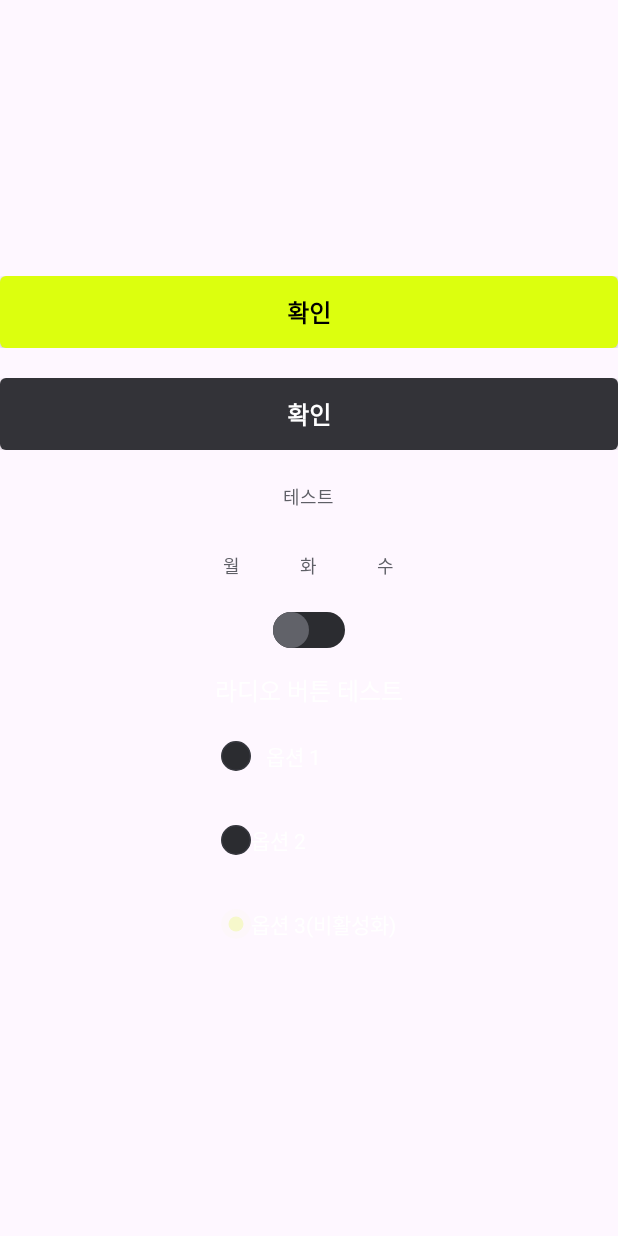
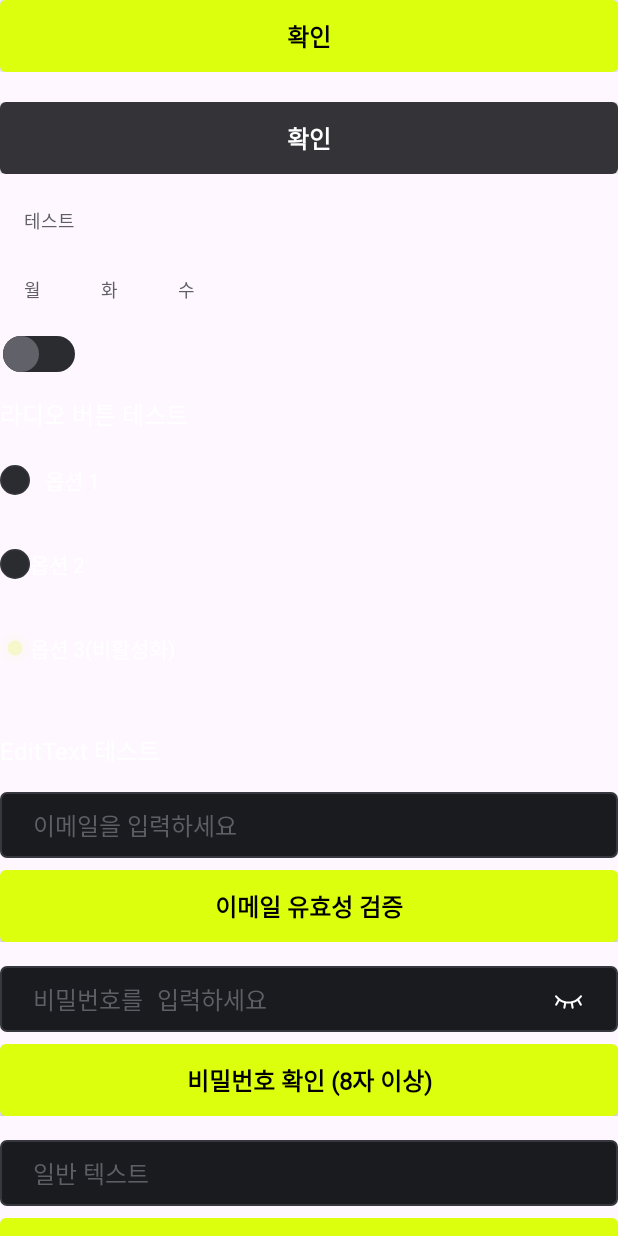
Before and after one commit to Central-MakeUs/Whiplash-Android, an Android app: the screen it shows after launch (MainActivity), on a phone screen of 412 x 824 dp. Run offline under Robolectric (Android 15) with nearby library versions, the light colour scheme and no system bars; our stand-ins replace Dagger/Hilt's generated code, Timber.

Commit message:
project: 공통 editText 추가

```diff
--- a/presentation/src/main/java/com/whiplash/presentation/MainActivity.kt
+++ b/presentation/src/main/java/com/whiplash/presentation/MainActivity.kt
@@ -91,6 +91,32 @@ class MainActivity : AppCompatActivity() {
                     R.id.rbOption3 -> Timber.d("라디오 그룹: 옵션 3 선택됨")
                 }
             }
+
+            etEmail.setHint("이메일을 입력하세요")
+            etPassword.setHint("비밀번호를 입력하세요")
+            etNormal.setHint("일반 텍스트")
+
+            // 이메일 검증
+            btnEmailValidate.setOnClickListener {
+                val email = etEmail.getText()
+                val isValid = android.util.Patterns.EMAIL_ADDRESS.matcher(email).matches()
+                etEmail.setError(!isValid)
+                Timber.d("## [공통 editText] 이메일: $email, 유효성: $isValid")
+            }
+
+            // 비밀번호 확인 버튼
+            btnPasswordCheck.setOnClickListener {
+                val password = etPassword.getText()
+                val hasError = password.length < 8
+                etPassword.setError(hasError)
+                Timber.d("## [공통 editText]비밀번호: $password, 길이: ${password.length}")
+            }
+
+            // 일반 텍스트 입력 확인
+            btnNormalCheck.setOnClickListener {
+                val text = etNormal.getText()
+                Timber.d("## [공통 editText]일반 텍스트: $text")
+            }
         }
     }
 
--- /dev/null
+++ b/presentation/src/main/java/com/whiplash/presentation/component/edittext/WhiplashEditText.kt
@@ -0,0 +1,114 @@
+package com.whiplash.presentation.component.edittext
+
+import android.content.Context
+import android.text.InputType
+import android.util.AttributeSet
+import android.view.LayoutInflater
+import android.widget.FrameLayout
+import androidx.core.content.ContextCompat
+import androidx.core.content.withStyledAttributes
+import com.whiplash.presentation.R
+import com.whiplash.presentation.databinding.LayoutWhiplashEdittextBinding
+
+/**
+ * 공통 editText
+ *
+ * searchBar의 editText와는 다름
+ */
+class WhiplashEditText @JvmOverloads constructor(
+    context: Context,
+    attrs: AttributeSet? = null,
+    defStyleAttr: Int = 0
+) : FrameLayout(context, attrs, defStyleAttr) {
+
+    private val binding = LayoutWhiplashEdittextBinding.inflate(LayoutInflater.from(context), this, true)
+
+    // 입력값 마스킹 처리 여부
+    private var isSecureField = false
+    // 입력값 표시 여부
+    private var isContentVisible = false
+    // editText 테두리를 빨갛게 바꿔야 하는지 여부
+    private var hasError = false
+
+    init {
+        updateErrorState()
+        attrs?.let { attr ->
+            context.withStyledAttributes(attr, R.styleable.WhiplashEditText) {
+                // hint 설정
+                val hint = getString(R.styleable.WhiplashEditText_android_hint)
+                hint?.let { binding.etInput.hint = it }
+
+                // 텍스트 설정
+                val text = getString(R.styleable.WhiplashEditText_android_text)
+                text?.let { binding.etInput.setText(it) }
+
+                isSecureField = getBoolean(R.styleable.WhiplashEditText_isPassword, false)
+                hasError = getBoolean(R.styleable.WhiplashEditText_hasError, false)
+
+                setupSecureField()
+                updateErrorState()
+            }
+        }
+
+        binding.ivToggle.setOnClickListener {
+            toggleContentVisibility()
+        }
+    }
+
+    private fun setupSecureField() {
+        if (isSecureField) {
+            binding.ivToggle.visibility = VISIBLE
+            binding.etInput.inputType = InputType.TYPE_CLASS_TEXT or InputType.TYPE_TEXT_VARIATION_PASSWORD
+            updateToggleIcon()
+        } else {
+            binding.ivToggle.visibility = GONE
+            binding.etInput.inputType = InputType.TYPE_CLASS_TEXT
+        }
+    }
+
+    private fun toggleContentVisibility() {
+        isContentVisible = !isContentVisible
+
+        if (isContentVisible) {
+            binding.etInput.inputType = InputType.TYPE_CLASS_TEXT or InputType.TYPE_TEXT_VARIATION_VISIBLE_PASSWORD
+        } else {
+            binding.etInput.inputType = InputType.TYPE_CLASS_TEXT or InputType.TYPE_TEXT_VARIATION_PASSWORD
+        }
+
+        binding.etInput.setSelection(binding.etInput.text.length)
+        updateToggleIcon()
+    }
+
+    private fun updateToggleIcon() {
+        val iconRes = if (isContentVisible) {
+            R.drawable.ic_hide_black_22
+        } else {
+            R.drawable.ic_show_black_22
+        }
+        binding.ivToggle.setImageResource(iconRes)
+    }
+
+    private fun updateErrorState() {
+        val backgroundRes = if (hasError) {
+            R.drawable.bg_whiplash_edittext_error
+        } else {
+            R.drawable.bg_whiplash_edittext
+        }
+        this.background = ContextCompat.getDrawable(context, backgroundRes)
+    }
+
+    fun setError(hasError: Boolean) {
+        this.hasError = hasError
+        updateErrorState()
+    }
+
+    fun getText(): String = binding.etInput.text.toString()
+
+    fun setText(text: String) {
+        binding.etInput.setText(text)
+    }
+
+    fun setHint(hint: String) {
+        binding.etInput.hint = hint
+    }
+}
--- /dev/null
+++ b/presentation/src/main/res/drawable/bg_whiplash_edittext.xml
@@ -0,0 +1,17 @@
+<?xml version="1.0" encoding="utf-8"?>
+<selector xmlns:android="http://schemas.android.com/apk/res/android">
+    <item android:state_selected="true">
+        <shape android:shape="rectangle">
+            <corners android:radius="4dp" />
+            <stroke android:width="1dp" android:color="@color/error" />
+            <solid android:color="@color/grey_900" />
+        </shape>
+    </item>
+    <item>
+        <shape android:shape="rectangle">
+            <corners android:radius="4dp" />
+            <stroke android:width="1dp" android:color="@color/grey_600" />
+            <solid android:color="@color/grey_900" />
+        </shape>
+    </item>
+</selector>
--- /dev/null
+++ b/presentation/src/main/res/drawable/bg_whiplash_edittext_error.xml
@@ -0,0 +1,7 @@
+<?xml version="1.0" encoding="utf-8"?>
+<shape xmlns:android="http://schemas.android.com/apk/res/android"
+    android:shape="rectangle">
+    <corners android:radius="4dp" />
+    <stroke android:width="1dp" android:color="@color/error" />
+    <solid android:color="@color/grey_900" />
+</shape>
--- a/presentation/src/main/res/layout/activity_main.xml
+++ b/presentation/src/main/res/layout/activity_main.xml
@@ -1,27 +1,34 @@
 <?xml version="1.0" encoding="utf-8"?>
-<LinearLayout xmlns:android="http://schemas.android.com/apk/res/android"
+<ScrollView xmlns:android="http://schemas.android.com/apk/res/android"
     xmlns:app="http://schemas.android.com/apk/res-auto"
     xmlns:tools="http://schemas.android.com/tools"
     android:id="@+id/main"
+    android:fitsSystemWindows="true"
+    android:scrollbars="none"
     android:layout_width="match_parent"
     android:layout_height="match_parent"
     android:gravity="center"
     android:orientation="vertical"
     tools:context="com.whiplash.presentation.MainActivity">
 
+    <LinearLayout
+        android:layout_width="match_parent"
+        android:layout_height="wrap_content"
+        android:orientation="vertical">
+
         <com.whiplash.presentation.component.button.WhiplashCommonButton
             android:layout_width="match_parent"
             android:layout_height="wrap_content"
             app:buttonBackgroundColor="@color/lemon_400"
-        app:buttonText="확인"/>
+            app:buttonText="확인" />
 
         <com.whiplash.presentation.component.button.WhiplashCommonButton
             android:layout_width="match_parent"
             android:layout_height="wrap_content"
             android:layout_marginTop="20dp"
             app:buttonBackgroundColor="@color/grey_700"
-        app:buttonTextColor="@color/white"
-        app:buttonText="확인"/>
+            app:buttonText="확인"
+            app:buttonTextColor="@color/white" />
 
         <com.whiplash.presentation.component.button.WhiplashActivateButton
             android:id="@+id/activateButton"
@@ -79,30 +86,91 @@
                 android:id="@+id/rbOption1"
                 android:layout_width="wrap_content"
                 android:layout_height="48dp"
+                android:layout_marginBottom="8dp"
+                android:gravity="center_vertical"
+                android:paddingStart="10dp"
                 android:text="옵션 1"
-            android:paddingStart="10dp"
-            android:textColor="@color/white"
-            android:gravity="center_vertical"
-            android:layout_marginBottom="8dp" />
+                android:textColor="@color/white" />
 
             <com.whiplash.presentation.component.radiobutton.WhiplashRadioButton
                 android:id="@+id/rbOption2"
                 android:layout_width="wrap_content"
                 android:layout_height="48dp"
+                android:layout_marginBottom="8dp"
+                android:gravity="center_vertical"
                 android:text="옵션 2"
-            android:textColor="@color/white"
-            android:gravity="center_vertical"
-            android:layout_marginBottom="8dp" />
+                android:textColor="@color/white" />
 
             <com.whiplash.presentation.component.radiobutton.WhiplashRadioButton
                 android:id="@+id/rbOption3"
                 android:layout_width="wrap_content"
                 android:layout_height="48dp"
+                android:enabled="false"
+                android:gravity="center_vertical"
                 android:text="옵션 3(비활성화)"
-            android:textColor="@color/white"
-            android:gravity="center_vertical"
-            android:enabled="false" />
+                android:textColor="@color/white" />
 
         </RadioGroup>
 
+        <TextView
+            android:layout_width="wrap_content"
+            android:layout_height="wrap_content"
+            android:layout_marginTop="32dp"
+            android:text="EditText 테스트"
+            android:textColor="@color/white"
+            android:textSize="16sp" />
+
+        <com.whiplash.presentation.component.edittext.WhiplashEditText
+            android:id="@+id/etEmail"
+            android:layout_width="match_parent"
+            android:layout_height="wrap_content"
+            android:layout_marginTop="16dp"
+            android:hint="이메일을 입력하세요"
+            app:hasError="false"
+            app:isPassword="false" />
+
+        <com.whiplash.presentation.component.button.WhiplashCommonButton
+            android:id="@+id/btnEmailValidate"
+            android:layout_width="match_parent"
+            android:layout_height="wrap_content"
+            android:layout_marginTop="8dp"
+            app:buttonBackgroundColor="@color/lemon_400"
+            app:buttonText="이메일 유효성 검증" />
+
+        <com.whiplash.presentation.component.edittext.WhiplashEditText
+            android:id="@+id/etPassword"
+            android:layout_width="match_parent"
+            android:layout_height="wrap_content"
+            android:layout_marginTop="16dp"
+            android:hint="비밀번호를 입력하세요"
+            app:hasError="false"
+            app:isPassword="true" />
+
+        <com.whiplash.presentation.component.button.WhiplashCommonButton
+            android:id="@+id/btnPasswordCheck"
+            android:layout_width="match_parent"
+            android:layout_height="wrap_content"
+            android:layout_marginTop="8dp"
+            app:buttonBackgroundColor="@color/lemon_400"
+            app:buttonText="비밀번호 확인 (8자 이상)" />
+
+        <com.whiplash.presentation.component.edittext.WhiplashEditText
+            android:id="@+id/etNormal"
+            android:layout_width="match_parent"
+            android:layout_height="wrap_content"
+            android:layout_marginTop="16dp"
+            android:hint="일반 텍스트"
+            app:hasError="false"
+            app:isPassword="false" />
+
+        <com.whiplash.presentation.component.button.WhiplashCommonButton
+            android:id="@+id/btnNormalCheck"
+            android:layout_width="match_parent"
+            android:layout_height="wrap_content"
+            android:layout_marginTop="8dp"
+            app:buttonBackgroundColor="@color/lemon_400"
+            app:buttonText="입력 내용 확인" />
+
     </LinearLayout>
+
+</ScrollView>
--- /dev/null
+++ b/presentation/src/main/res/layout/layout_whiplash_edittext.xml
@@ -0,0 +1,37 @@
+<?xml version="1.0" encoding="utf-8"?>
+<androidx.constraintlayout.widget.ConstraintLayout xmlns:android="http://schemas.android.com/apk/res/android"
+    xmlns:app="http://schemas.android.com/apk/res-auto"
+    xmlns:tools="http://schemas.android.com/tools"
+    android:layout_width="match_parent"
+    android:layout_height="44dp"
+    android:padding="10dp">
+
+    <EditText
+        android:id="@+id/et_input"
+        style="@style/body1_m_16"
+        android:layout_width="0dp"
+        android:layout_height="match_parent"
+        android:background="@null"
+        android:paddingStart="12dp"
+        android:paddingEnd="12dp"
+        android:textColor="@color/white"
+        android:textColorHint="@color/grey_500"
+        app:layout_constraintEnd_toStartOf="@id/iv_toggle"
+        app:layout_constraintStart_toStartOf="parent"
+        app:layout_constraintTop_toTopOf="parent"
+        tools:hint="테스트"
+        tools:text="" />
+
+    <ImageView
+        android:id="@+id/iv_toggle"
+        android:layout_width="22dp"
+        android:layout_height="22dp"
+        android:layout_marginEnd="12dp"
+        android:src="@drawable/ic_show_black_22"
+        android:visibility="gone"
+        app:layout_constraintBottom_toBottomOf="parent"
+        app:layout_constraintEnd_toEndOf="parent"
+        app:layout_constraintTop_toTopOf="parent"
+        app:tint="@color/white" />
+
+</androidx.constraintlayout.widget.ConstraintLayout>
--- a/presentation/src/main/res/values/attrs.xml
+++ b/presentation/src/main/res/values/attrs.xml
@@ -6,4 +6,12 @@
         <attr name="buttonText" format="string" />
         <attr name="buttonTextColor" format="color|reference" />
     </declare-styleable>
+
+    <!-- 공통 editText -->
+    <declare-styleable name="WhiplashEditText">
+        <attr name="android:hint" />
+        <attr name="android:text" />
+        <attr name="isPassword" format="boolean" />
+        <attr name="hasError" format="boolean" />
+    </declare-styleable>
 </resources>
```
Lines whose indentation alone changed are shown as unchanged.
